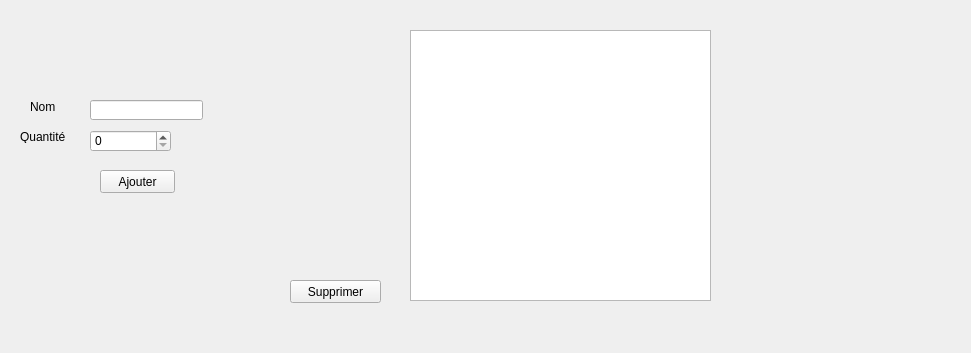
Before: the Qt Designer form articles.ui in soumaya-nheri/Smart-Restaurant-2A27, drawn with Qt 5.
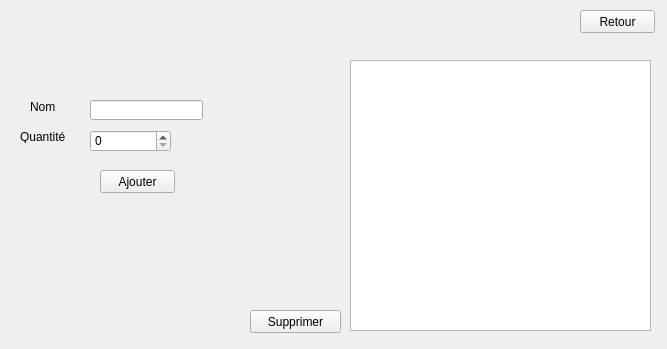
After: the same form once the commit is applied.

```diff
--- a/articles.ui
+++ b/articles.ui
@@ -6,8 +6,8 @@
    <rect>
     <x>0</x>
     <y>0</y>
-    <width>971</width>
-    <height>353</height>
+    <width>667</width>
+    <height>349</height>
    </rect>
   </property>
   <property name="windowTitle">
@@ -16,8 +16,8 @@
   <widget class="QTableView" name="tableView">
    <property name="geometry">
     <rect>
-     <x>410</x>
-     <y>30</y>
+     <x>350</x>
+     <y>60</y>
      <width>301</width>
      <height>271</height>
     </rect>
@@ -62,8 +62,8 @@
   <widget class="QPushButton" name="pushButton_2">
    <property name="geometry">
     <rect>
-     <x>290</x>
-     <y>280</y>
+     <x>250</x>
+     <y>310</y>
      <width>91</width>
      <height>23</height>
     </rect>
@@ -95,6 +95,19 @@
     <string>Ajouter</string>
    </property>
   </widget>
+  <widget class="QPushButton" name="pushButton_3">
+   <property name="geometry">
+    <rect>
+     <x>580</x>
+     <y>10</y>
+     <width>75</width>
+     <height>23</height>
+    </rect>
+   </property>
+   <property name="text">
+    <string>Retour</string>
+   </property>
+  </widget>
  </widget>
  <resources/>
  <connections/>
```
